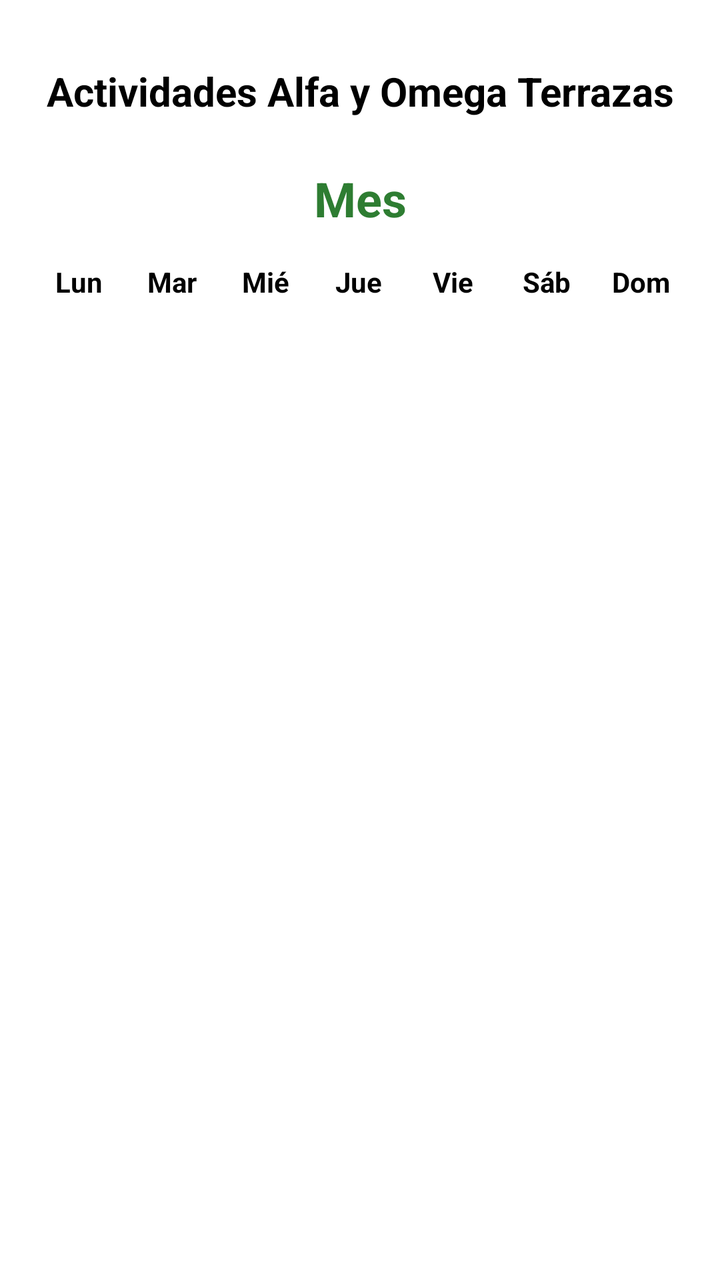
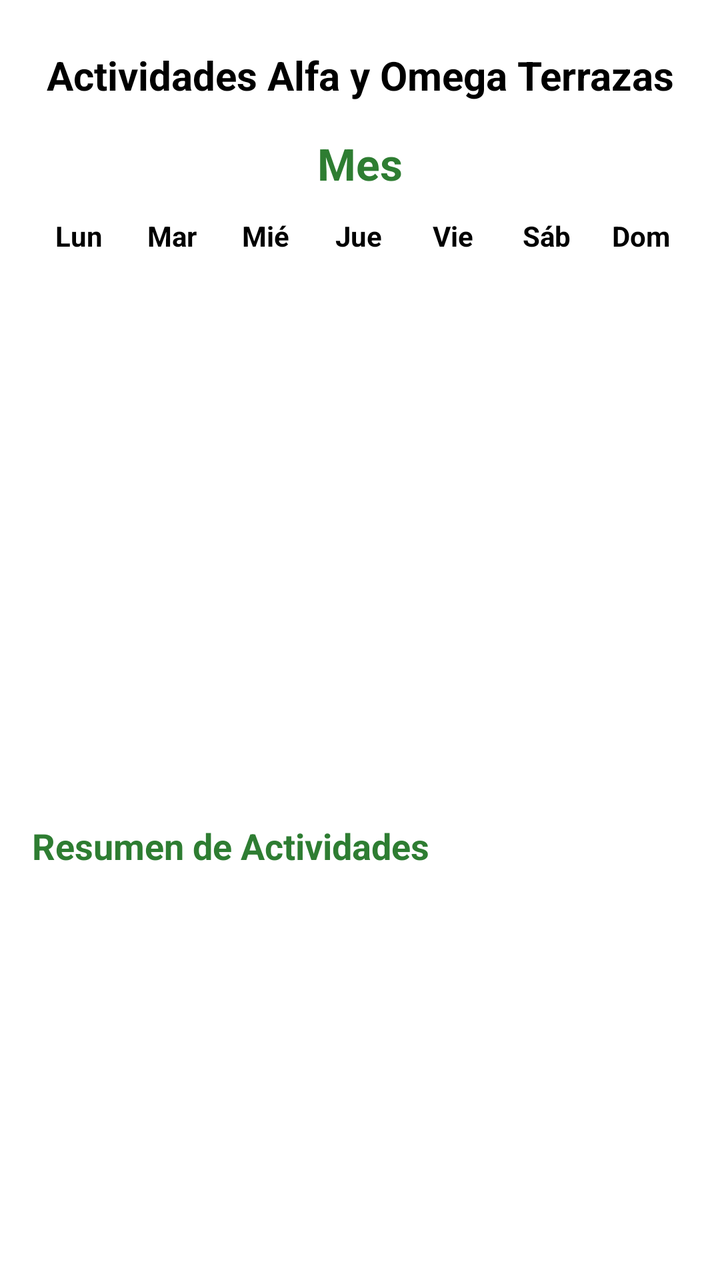

Compare the two renders of this Android layout. The source of the first and the diff that turns it into the second are given below.
<!-- AndroidManifest.xml: application theme Theme.AyOTerrazasACT -->
<!-- res/layout/activity_main.xml -->
<?xml version="1.0" encoding="utf-8"?>
<LinearLayout xmlns:android="http://schemas.android.com/apk/res/android"
    android:layout_width="match_parent"
    android:layout_height="match_parent"
    android:orientation="vertical"
    android:background="@color/blanco_fondo"
    android:padding="16dp">

    <TextView
        android:layout_width="match_parent"
        android:layout_height="wrap_content"
        android:text="Actividades Alfa y Omega Terrazas"
        android:textColor="@color/negro_contraste"
        android:textSize="20sp"
        android:textStyle="bold"
        android:gravity="center"
        android:layout_marginTop="16dp"
        android:layout_marginBottom="24dp"/>

    <TextView
        android:id="@+id/tvMes"
        android:layout_width="match_parent"
        android:layout_height="wrap_content"
        android:text="Mes"
        android:textColor="@color/verde_oscuro"
        android:textSize="24sp"
        android:textStyle="bold"
        android:gravity="center"
        android:layout_marginBottom="16dp"/>

    <LinearLayout
        android:layout_width="match_parent"
        android:layout_height="wrap_content"
        android:orientation="horizontal"
        android:layout_marginBottom="8dp">
        <TextView android:layout_width="0dp" android:layout_height="wrap_content" android:layout_weight="1" android:text="Lun" android:textColor="@color/negro_contraste" android:textStyle="bold" android:gravity="center"/>
        <TextView android:layout_width="0dp" android:layout_height="wrap_content" android:layout_weight="1" android:text="Mar" android:textColor="@color/negro_contraste" android:textStyle="bold" android:gravity="center"/>
        <TextView android:layout_width="0dp" android:layout_height="wrap_content" android:layout_weight="1" android:text="Mié" android:textColor="@color/negro_contraste" android:textStyle="bold" android:gravity="center"/>
        <TextView android:layout_width="0dp" android:layout_height="wrap_content" android:layout_weight="1" android:text="Jue" android:textColor="@color/negro_contraste" android:textStyle="bold" android:gravity="center"/>
        <TextView android:layout_width="0dp" android:layout_height="wrap_content" android:layout_weight="1" android:text="Vie" android:textColor="@color/negro_contraste" android:textStyle="bold" android:gravity="center"/>
        <TextView android:layout_width="0dp" android:layout_height="wrap_content" android:layout_weight="1" android:text="Sáb" android:textColor="@color/negro_contraste" android:textStyle="bold" android:gravity="center"/>
        <TextView android:layout_width="0dp" android:layout_height="wrap_content" android:layout_weight="1" android:text="Dom" android:textColor="@color/negro_contraste" android:textStyle="bold" android:gravity="center"/>
    </LinearLayout>

    <androidx.recyclerview.widget.RecyclerView
        android:id="@+id/recyclerViewCalendario"
        android:layout_width="match_parent"
        android:layout_height="0dp"
        android:layout_weight="1" />
</LinearLayout>
<!-- resources referenced by this layout -->
<resources>
  <color name="blanco_fondo">#FFFFFF</color>
  <color name="negro_contraste">#000000</color>
  <color name="verde_oscuro">#2E7D32</color>
  <style name="Theme.AyOTerrazasACT" parent="Theme.Material3.Light.NoActionBar">
          <item name="colorPrimary">@color/verde_oscuro</item>
          <item name="android:windowBackground">@color/blanco_fondo</item>
          <item name="android:statusBarColor">@color/blanco_fondo</item>
          <item name="android:windowLightStatusBar">true</item>
      </style>
</resources>

<!-- the commit's change to res/layout/activity_main.xml (unified diff, before → after) -->
@@ -14,8 +14,8 @@
         android:textSize="20sp"
         android:textStyle="bold"
         android:gravity="center"
-        android:layout_marginTop="16dp"
-        android:layout_marginBottom="24dp"/>
+        android:layout_marginTop="8dp"
+        android:layout_marginBottom="16dp"/>
 
     <TextView
         android:id="@+id/tvMes"
@@ -23,16 +23,16 @@
         android:layout_height="wrap_content"
         android:text="Mes"
         android:textColor="@color/verde_oscuro"
-        android:textSize="24sp"
+        android:textSize="22sp"
         android:textStyle="bold"
         android:gravity="center"
-        android:layout_marginBottom="16dp"/>
+        android:layout_marginBottom="12dp"/>
 
     <LinearLayout
         android:layout_width="match_parent"
         android:layout_height="wrap_content"
         android:orientation="horizontal"
-        android:layout_marginBottom="8dp">
+        android:layout_marginBottom="4dp">
         <TextView android:layout_width="0dp" android:layout_height="wrap_content" android:layout_weight="1" android:text="Lun" android:textColor="@color/negro_contraste" android:textStyle="bold" android:gravity="center"/>
         <TextView android:layout_width="0dp" android:layout_height="wrap_content" android:layout_weight="1" android:text="Mar" android:textColor="@color/negro_contraste" android:textStyle="bold" android:gravity="center"/>
         <TextView android:layout_width="0dp" android:layout_height="wrap_content" android:layout_weight="1" android:text="Mié" android:textColor="@color/negro_contraste" android:textStyle="bold" android:gravity="center"/>
@@ -46,5 +46,21 @@
         android:id="@+id/recyclerViewCalendario"
         android:layout_width="match_parent"
         android:layout_height="0dp"
-        android:layout_weight="1" />
+        android:layout_weight="1.2" />
+
+    <TextView
+        android:layout_width="match_parent"
+        android:layout_height="wrap_content"
+        android:text="Resumen de Actividades"
+        android:textColor="@color/verde_oscuro"
+        android:textSize="18sp"
+        android:textStyle="bold"
+        android:layout_marginTop="8dp"
+        android:layout_marginBottom="8dp"/>
+
+    <androidx.recyclerview.widget.RecyclerView
+        android:id="@+id/recyclerViewResumen"
+        android:layout_width="match_parent"
+        android:layout_height="0dp"
+        android:layout_weight="0.8" />
 </LinearLayout>
